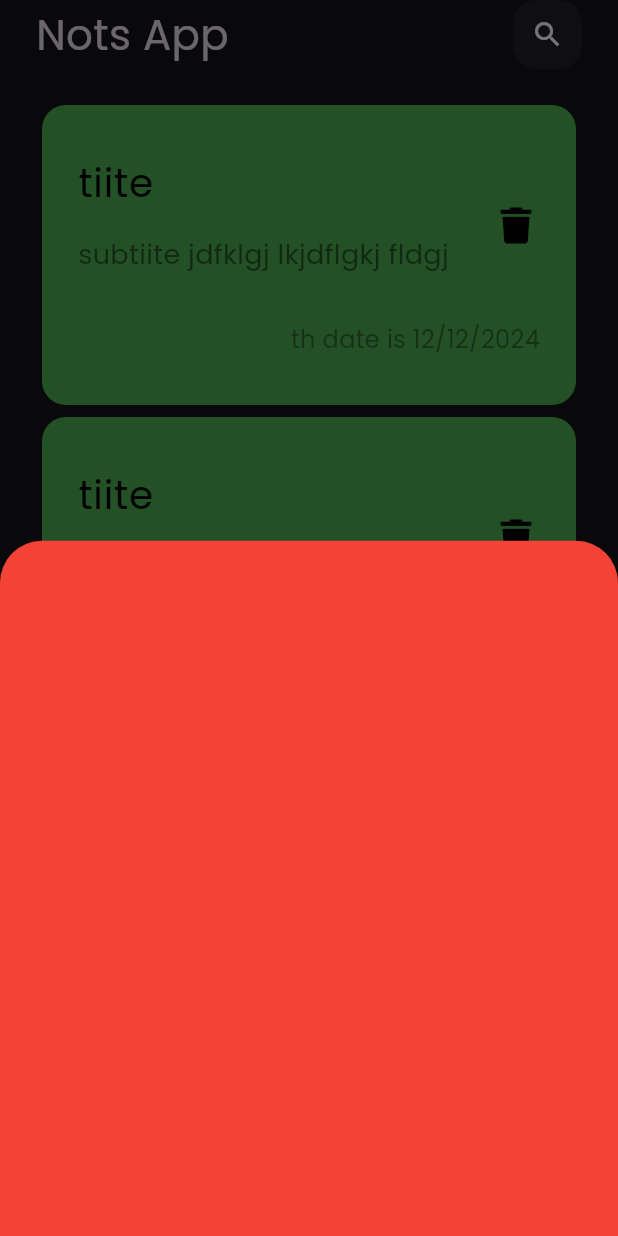
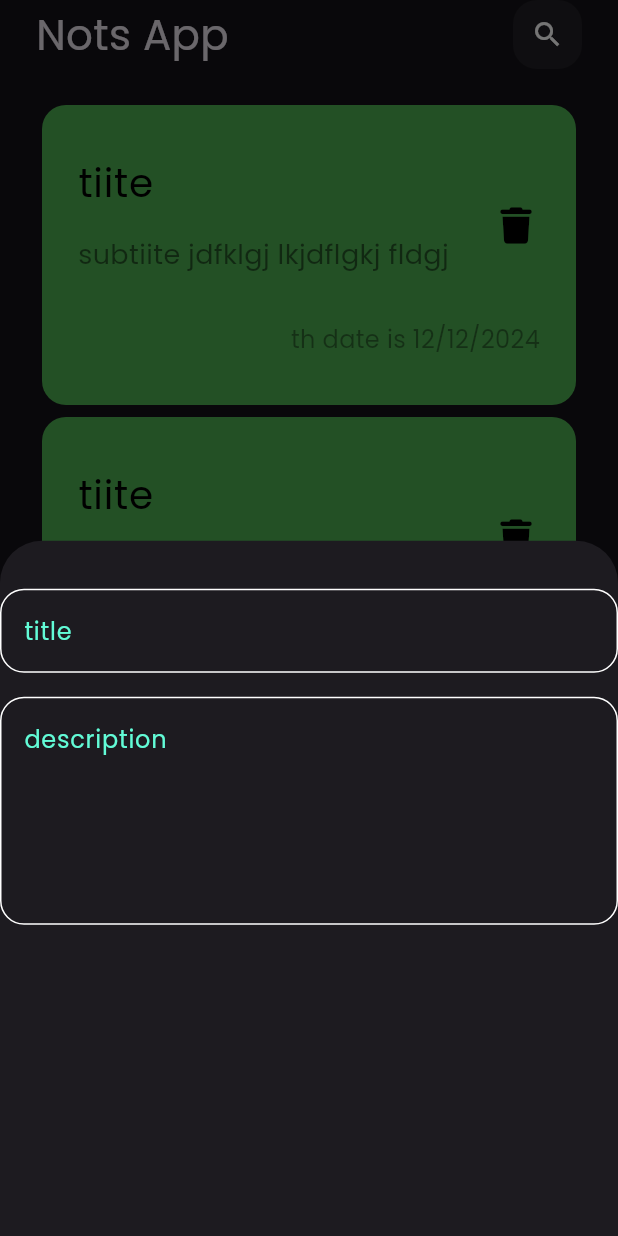
Before and after one commit to AbdullahAlsafty/Not-App, a Flutter app: the screen it shows after launch, after a tap on the "add" icon, on a phone screen of 412 x 824 dp. Run offline on Flutter 3.47's test engine with Material 3 defaults, Android fonts, the phone set to English and light mode, and no system bars; our stand-ins replace font_awesome_flutter.

Commit message:
create add nots bottom shet

```diff
--- /dev/null
+++ b/lib/helper/constants.dart
@@ -0,0 +1,3 @@
+import 'package:flutter/material.dart';
+
+const Color kPrimaryColor = Color(0xff62FCD7);
--- a/lib/views/nots_view.dart
+++ b/lib/views/nots_view.dart
@@ -1,6 +1,7 @@
 import 'package:flutter/material.dart';
 
 import 'widgets/custom_notsview_body.dart';
+import 'widgets/showdialog_add_not.dart';
 
 class NotsView extends StatelessWidget {
   const NotsView({super.key});
@@ -11,7 +12,6 @@ class NotsView extends StatelessWidget {
       floatingActionButton: FloatingActionButton(
         onPressed: () {
           showModalBottomSheet(
-              backgroundColor: Colors.red,
               context: context,
               builder: (context) {
                 return ShowDialogAddNot();
@@ -23,12 +23,3 @@ class NotsView extends StatelessWidget {
     );
   }
 }
-
-class ShowDialogAddNot extends StatelessWidget {
-  const ShowDialogAddNot({super.key});
-
-  @override
-  Widget build(BuildContext context) {
-    return Container();
-  }
-}
--- /dev/null
+++ b/lib/views/widgets/custom_text_filed.dart
@@ -0,0 +1,30 @@
+import 'package:flutter/material.dart';
+import 'package:flutter/widgets.dart';
+import 'package:nots_app/helper/constants.dart';
+
+class CustomTextFiled extends StatelessWidget {
+  const CustomTextFiled({super.key, required this.hint, this.maxlins = 1});
+  final String hint;
+  final int maxlins;
+
+  @override
+  Widget build(BuildContext context) {
+    return TextField(
+      maxLines: maxlins,
+      cursorColor: kPrimaryColor,
+      decoration: InputDecoration(
+          hintText: hint,
+          hintStyle: TextStyle(color: kPrimaryColor),
+          border: _getOtlininputBorder(Colors.yellow),
+          enabledBorder: _getOtlininputBorder(),
+          focusedBorder: _getOtlininputBorder(kPrimaryColor)),
+    );
+  }
+
+  OutlineInputBorder _getOtlininputBorder([color]) {
+    return OutlineInputBorder(
+      borderRadius: BorderRadius.circular(16),
+      borderSide: BorderSide(color: color ?? Colors.white),
+    );
+  }
+}
--- /dev/null
+++ b/lib/views/widgets/showdialog_add_not.dart
@@ -0,0 +1,20 @@
+import 'package:flutter/material.dart';
+import 'package:flutter/widgets.dart';
+
+import 'custom_text_filed.dart';
+
+class ShowDialogAddNot extends StatelessWidget {
+  const ShowDialogAddNot({super.key});
+
+  @override
+  Widget build(BuildContext context) {
+    return Column(
+      children: [
+        SizedBox(height: 32),
+        CustomTextFiled(hint: 'title'),
+        SizedBox(height: 16),
+        CustomTextFiled(hint: 'description', maxlins: 5),
+      ],
+    );
+  }
+}
```
